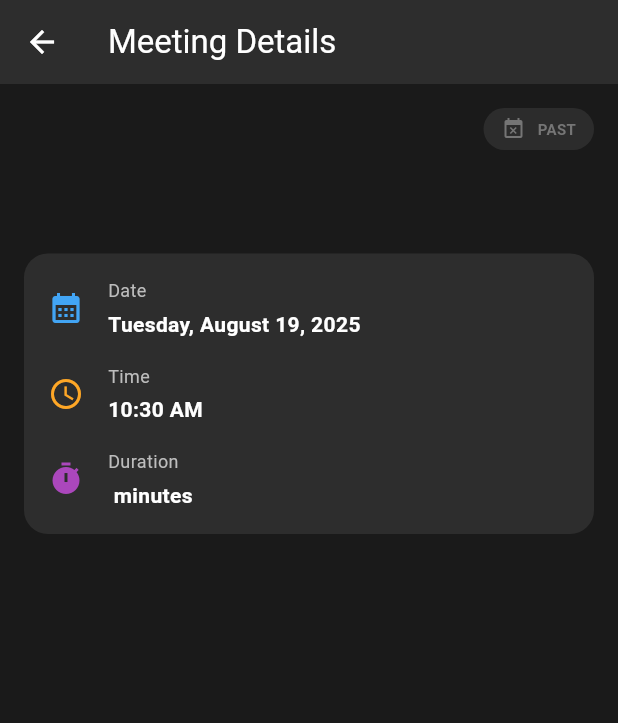
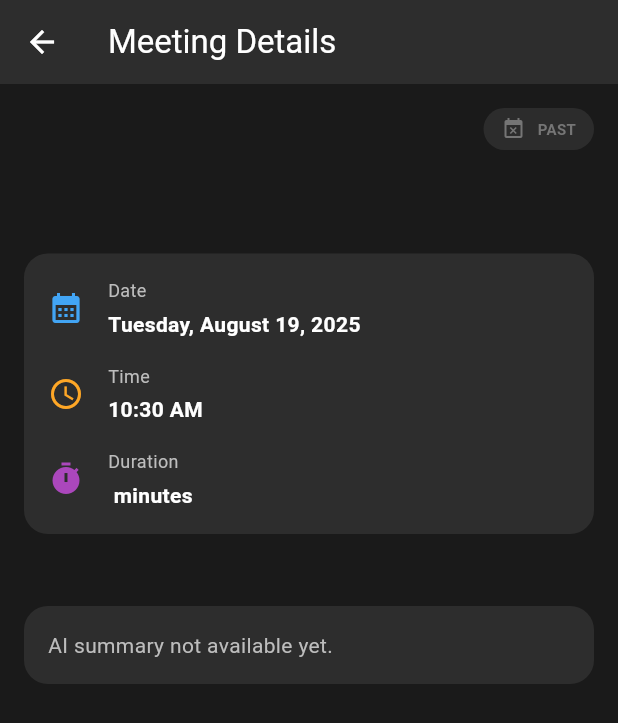
Before and after one commit to SharkyBytes/Ell-ena, a Flutter app: the MeetingDetailScreen screen opened directly with empty values, on a phone screen of 412 x 824 dp. Shown: the top 723 px of the screen. Run offline on Flutter 3.47's test engine with Material 3 defaults, Android fonts, the phone set to English and light mode, and no system bars; our stand-ins replace fl_chart, flutter_dotenv, loading_animation_widget, shared_preferences, skeletonizer, speech_to_text and 2 more; accounts and stored records are empty.

Commit message:
Added the method to invoke the task and tickets API to create the meeting discussed important stuff

```diff
--- a/lib/screens/meetings/meeting_detail_screen.dart
+++ b/lib/screens/meetings/meeting_detail_screen.dart
@@ -260,6 +260,74 @@ class _MeetingDetailScreenState extends State<MeetingDetailScreen> {
           ),
         );
       }
+    }
+  }
+
+  Future<void> _createTicketFromAction(Map<String, dynamic> action) async {
+    try {
+      final title = (action['item']?.toString() ?? 'Action Item');
+      final description = 'Created from meeting action item. Owner: ${action['owner'] ?? 'N/A'} • Deadline: ${action['deadline'] ?? 'N/A'}';
+      const category = 'Meeting Discussion';
+      const priority = 'medium';
+      final result = await _supabaseService.createTicket(
+        title: title,
+        description: description,
+        priority: priority,
+        category: category,
+      );
+      if (!mounted) return;
+      if (result['success'] == true) {
+        ScaffoldMessenger.of(context).showSnackBar(
+          const SnackBar(content: Text('Ticket created'), backgroundColor: Colors.green),
+        );
+      } else {
+        ScaffoldMessenger.of(context).showSnackBar(
+          SnackBar(content: Text('Failed to create ticket: ${result['error']}'), backgroundColor: Colors.red),
+        );
+      }
+    } catch (e) {
+      if (!mounted) return;
+      ScaffoldMessenger.of(context).showSnackBar(
+        SnackBar(content: Text('Error: $e'), backgroundColor: Colors.red),
+      );
+    }
+  }
+
+  DateTime? _parseDeadline(dynamic value) {
+    if (value == null) return null;
+    final str = value.toString().trim();
+    if (str.isEmpty || str.toLowerCase() == 'n/a') return null;
+    try {
+      return DateTime.parse(str);
+    } catch (_) {
+      return null;
+    }
+  }
+
+  Future<void> _createTaskFromFollowUp(Map<String, dynamic> followUp) async {
+    try {
+      final title = (followUp['task']?.toString() ?? 'Follow-up Task');
+      final due = _parseDeadline(followUp['deadline']);
+      final result = await _supabaseService.createTask(
+        title: title,
+        description: 'Created from meeting follow-up task',
+        dueDate: due,
+      );
+      if (!mounted) return;
+      if (result['success'] == true) {
+        ScaffoldMessenger.of(context).showSnackBar(
+          const SnackBar(content: Text('Task created'), backgroundColor: Colors.green),
+        );
+      } else {
+        ScaffoldMessenger.of(context).showSnackBar(
+          SnackBar(content: Text('Failed to create task: ${result['error']}'), backgroundColor: Colors.red),
+        );
+      }
+    } catch (e) {
+      if (!mounted) return;
+      ScaffoldMessenger.of(context).showSnackBar(
+        SnackBar(content: Text('Error: $e'), backgroundColor: Colors.red),
+      );
     }
   }
 
@@ -690,103 +758,8 @@ class _MeetingDetailScreenState extends State<MeetingDetailScreen> {
 
         const SizedBox(height: 16),
 
-        // Transcription
-        if (_meeting!['transcription'] != null && _meeting!['transcription'].toString().isNotEmpty)
-          Container(
-            padding: const EdgeInsets.all(16),
-            decoration: BoxDecoration(
-              color: const Color(0xFF2D2D2D),
-              borderRadius: BorderRadius.circular(16),
-            ),
-            child: Column(
-              crossAxisAlignment: CrossAxisAlignment.start,
-              children: [
-                Row(
-                  children: [
-                    Icon(
-                      Icons.record_voice_over,
-                      color: Colors.green.shade400,
-                      size: 20,
-                    ),
-                    const SizedBox(width: 8),
-                    Text(
-                      'Meeting Transcription',
-                      style: TextStyle(
-                        color: Colors.grey.shade400,
-                        fontSize: 14,
-                        fontWeight: FontWeight.bold,
-                      ),
-                    ),
-                  ],
-                ),
-                const SizedBox(height: 12),
-                Container(
-                  padding: const EdgeInsets.all(12),
-                  decoration: BoxDecoration(
-                    color: const Color(0xFF1A1A1A),
-                    borderRadius: BorderRadius.circular(8),
-                  ),
-                  child: Text(
-                    _meeting!['transcription'],
-                    style: const TextStyle(
-                      color: Colors.white,
-                      fontSize: 14,
-                    ),
-                  ),
-                ),
-              ],
-            ),
-          ),
-
-        const SizedBox(height: 16),
-
-        // AI Summary
-        if (_meeting!['ai_summary'] != null && _meeting!['ai_summary'].toString().isNotEmpty)
-          Container(
-            padding: const EdgeInsets.all(16),
-            decoration: BoxDecoration(
-              color: const Color(0xFF2D2D2D),
-              borderRadius: BorderRadius.circular(16),
-            ),
-            child: Column(
-              crossAxisAlignment: CrossAxisAlignment.start,
-              children: [
-                Row(
-                  children: [
-                    Icon(
-                      Icons.auto_awesome,
-                      color: Colors.amber.shade400,
-                      size: 20,
-                    ),
-                    const SizedBox(width: 8),
-                    Text(
-                      'AI Summary',
-                      style: TextStyle(
-                        color: Colors.grey.shade400,
-                        fontSize: 14,
-                        fontWeight: FontWeight.bold,
-                      ),
-                    ),
-                  ],
-                ),
-                const SizedBox(height: 12),
-                Container(
-                  padding: const EdgeInsets.all(12),
-                  decoration: BoxDecoration(
-                    color: const Color(0xFF1A1A1A),
-                    borderRadius: BorderRadius.circular(8),
-                  ),
-                  child: Text(
-                    _meeting!['ai_summary'],
-                    style: const TextStyle(
-                      color: Colors.white,
-                      fontSize: 14,
-                    ),
-                  ),
-                ),
-              ],
-            ),
-          ),
+        // Manage from AI summary (action items and follow-ups). Hide raw transcription/summary here.
+        if (!isUpcoming) _buildManageSections(),
 
         const SizedBox(height: 24),
 
@@ -978,6 +951,121 @@ class _MeetingDetailScreenState extends State<MeetingDetailScreen> {
     );
   }
 
+  Widget _buildManageSections() {
+    final summary = _meeting?['meeting_summary_json'];
+    if (summary == null || summary is! Map || summary.isEmpty) {
+      return Container(
+        padding: const EdgeInsets.all(16),
+        decoration: BoxDecoration(color: const Color(0xFF2D2D2D), borderRadius: BorderRadius.circular(16)),
+        child: Text('AI summary not available yet.', style: TextStyle(color: Colors.grey.shade400)),
+      );
+    }
+
+    final actionItems = (summary['action_items'] as List?) ?? [];
+    final followUps = (summary['follow_up_tasks'] as List?) ?? [];
+
+    Widget pill({required Color color, required String title, required String subtitle, required VoidCallback onTap}) {
+      return InkWell(
+        onTap: onTap,
+        child: Container(
+          margin: const EdgeInsets.only(bottom: 8),
+          padding: const EdgeInsets.all(12),
+          decoration: BoxDecoration(
+            color: color.withOpacity(0.12),
+            borderRadius: BorderRadius.circular(12),
+            border: Border.all(color: color.withOpacity(0.6)),
+          ),
+          child: Row(
+            children: [
+              Icon(Icons.arrow_forward, color: color, size: 16),
+              const SizedBox(width: 8),
+              Expanded(
+                child: Column(
+                  crossAxisAlignment: CrossAxisAlignment.start,
+                  children: [
+                    Text(title, style: const TextStyle(color: Colors.white, fontWeight: FontWeight.bold)),
+                    const SizedBox(height: 2),
+                    Text(subtitle, style: TextStyle(color: Colors.grey.shade400, fontSize: 12)),
+                  ],
+                ),
+              ),
+              const Icon(Icons.chevron_right, color: Colors.white54),
+            ],
+          ),
+        ),
+      );
+    }
+
+    return Column(
+      crossAxisAlignment: CrossAxisAlignment.start,
+      children: [
+        Container(
+          padding: const EdgeInsets.all(16),
+          decoration: BoxDecoration(color: const Color(0xFF2D2D2D), borderRadius: BorderRadius.circular(16)),
+          child: Column(
+            crossAxisAlignment: CrossAxisAlignment.start,
+            children: [
+              Row(
+                children: [
+                  Icon(Icons.topic, color: Colors.amber.shade400, size: 18),
+                  const SizedBox(width: 8),
+                  const Text('Manage Important Discussion', style: TextStyle(color: Colors.white, fontWeight: FontWeight.bold)),
+                ],
+              ),
+              const SizedBox(height: 12),
+              if (actionItems.isEmpty)
+                Text('No action items detected', style: TextStyle(color: Colors.grey.shade400))
+              else
+                ...actionItems.map<Widget>((it) {
+                  final map = Map<String, dynamic>.from(it as Map);
+                  final title = map['item']?.toString() ?? 'Action Item';
+                  final subtitle = 'Owner: ${map['owner'] ?? '—'}   •   Deadline: ${map['deadline'] ?? 'N/A'}';
+                  return pill(
+                    color: Colors.amber.shade400,
+                    title: title,
+                    subtitle: subtitle,
+                    onTap: () => _createTicketFromAction(map),
+                  );
+                }).toList(),
+            ],
+          ),
+        ),
+        const SizedBox(height: 16),
+        Container(
+          padding: const EdgeInsets.all(16),
+          decoration: BoxDecoration(color: const Color(0xFF2D2D2D), borderRadius: BorderRadius.circular(16)),
+          child: Column(
+            crossAxisAlignment: CrossAxisAlignment.start,
+            children: [
+              Row(
+                children: [
+                  Icon(Icons.task_alt, color: Colors.green.shade400, size: 18),
+                  const SizedBox(width: 8),
+                  const Text('Manage Tasks', style: TextStyle(color: Colors.white, fontWeight: FontWeight.bold)),
+                ],
+              ),
+              const SizedBox(height: 12),
+              if (followUps.isEmpty)
+                Text('No follow-up tasks detected', style: TextStyle(color: Colors.grey.shade400))
+              else
+                ...followUps.map<Widget>((it) {
+                  final map = Map<String, dynamic>.from(it as Map);
+                  final title = map['task']?.toString() ?? 'Follow-up Task';
+                  final subtitle = 'Deadline: ${map['deadline'] ?? 'N/A'}';
+                  return pill(
+                    color: Colors.green.shade400,
+                    title: title,
+                    subtitle: subtitle,
+                    onTap: () => _createTaskFromFollowUp(map),
+                  );
+                }).toList(),
+            ],
+          ),
+        ),
+      ],
+    );
+  }
+
   void _showDeleteConfirmation(BuildContext context) {
     showDialog(
       context: context,
```
Also changed, not shown: 1 other file.
